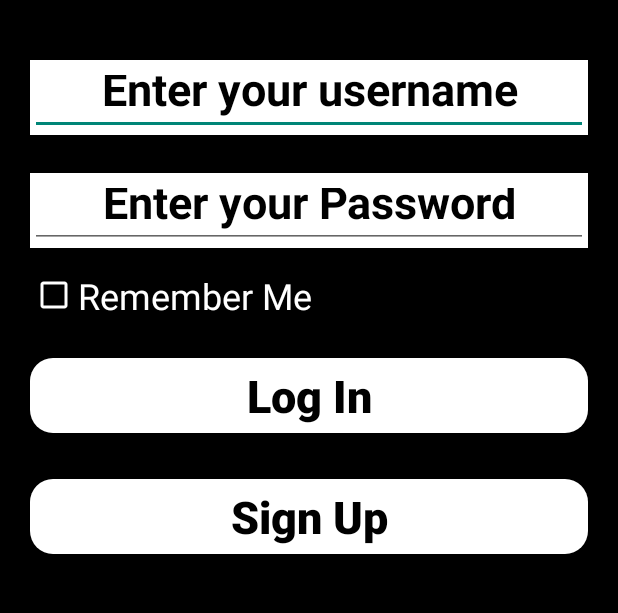
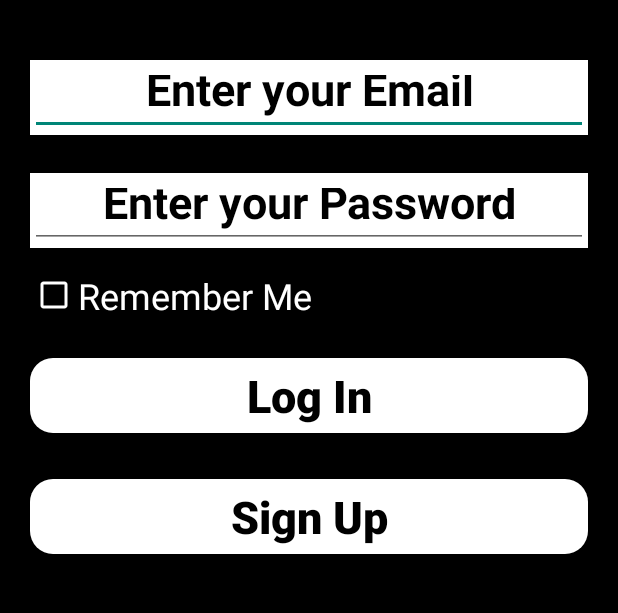
Before and after one commit to ireinman/Project_IOT_hike, an Android app: the screen it shows after launch (Log_in), on a phone screen of 412 x 824 dp, the part 405-1018 px from its top. Run offline under Robolectric (Android 15) with nearby library versions, the phone set to English and light mode, and no system bars; our stand-ins replace Firebase (no records; nobody signed in at launch, a user with empty details on screens opened directly).

```diff
--- a/app/build.gradle
+++ b/app/build.gradle
@@ -1,6 +1,7 @@
 plugins {
     id 'com.android.application'
     id 'com.chaquo.python'
+    id 'com.google.gms.google-services'
 }
 
 android {
@@ -20,7 +21,7 @@ android {
         }
 
         python {
-            buildPython "C:/Users/irein/AppData/Local/Programs/Python/Python38/python.exe"
+            buildPython "/Users/eyaltadmor/opt/anaconda3/bin/python"
             pip {
                 install "numpy"
                 install "scipy"
@@ -53,5 +54,6 @@ dependencies {
     implementation 'com.android.support.constraint:constraint-layout:2.0.4'
     implementation 'com.opencsv:opencsv:4.1'
     implementation 'androidx.constraintlayout:constraintlayout:2.1.4'
+    implementation 'com.google.firebase:firebase-auth-ktx:22.0.0'
 
 }
--- a/app/src/main/java/com/example/iotProject/Log_in.java
+++ b/app/src/main/java/com/example/iotProject/Log_in.java
@@ -1,14 +1,87 @@
 package com.example.iotProject;
 
+import android.content.Intent;
 import android.os.Bundle;
+import android.text.TextUtils;
+import android.view.View;
+import android.widget.Button;
+import android.widget.EditText;
+import android.widget.Toast;
 
+import androidx.annotation.NonNull;
 import androidx.appcompat.app.AppCompatActivity;
 
+import com.google.android.gms.tasks.OnCompleteListener;
+import com.google.android.gms.tasks.Task;
+import com.google.firebase.auth.AuthResult;
+import com.google.firebase.auth.FirebaseAuth;
+import com.google.firebase.auth.FirebaseUser;
+
 public class Log_in extends AppCompatActivity {
-
+    private FirebaseAuth mAuth;
+    private EditText emailEditText;
+    private EditText passwordEditText;
+    private Button loginButton;
+    private Button signUpButton;
     @Override
     protected void onCreate(Bundle savedInstanceState) {
         super.onCreate(savedInstanceState);
         setContentView(R.layout.activity_log_in);
+        mAuth = FirebaseAuth.getInstance();
+        emailEditText = findViewById(R.id.emailEditText);
+        passwordEditText = findViewById(R.id.passwordEditText);
+        loginButton = findViewById(R.id.logInButton);
+        signUpButton = findViewById(R.id.signUpButton);
+        signUpButton.setOnClickListener(new View.OnClickListener() {
+            @Override
+            public void onClick(View v) {
+                Intent intent = new Intent(getApplicationContext(), Sign_up.class);
+                startActivity(intent);
+                finish();
+            }
+        });
+        loginButton.setOnClickListener(new View.OnClickListener() {
+            @Override
+            public void onClick(View v) {
+                String email, password;
+                email = String.valueOf(emailEditText.getText());
+                password = String.valueOf(passwordEditText.getText());
+                if(TextUtils.isEmpty(email)){
+                    Toast.makeText(Log_in.this, "Enter Email", Toast.LENGTH_SHORT).show();
+                    return;
+                }
+                if(TextUtils.isEmpty(password)){
+                    Toast.makeText(Log_in.this, "Enter password", Toast.LENGTH_SHORT).show();
+                    return;
+                }
+                mAuth.signInWithEmailAndPassword(email, password)
+                        .addOnCompleteListener(new OnCompleteListener<AuthResult>() {
+                            @Override
+                            public void onComplete(@NonNull Task<AuthResult> task) {
+                                if (task.isSuccessful()) {
+                                    Toast.makeText(getApplicationContext(), " Login Successful", Toast.LENGTH_SHORT).show();
+                                    Intent intent = new Intent(getApplicationContext(), Home_screen.class);
+                                    startActivity(intent);
+                                    finish();
+                                } else {
+                                    // If sign in fails, display a message to the user.
+                                    Toast.makeText(Log_in.this, "Authentication failed.",
+                                            Toast.LENGTH_SHORT).show();
+                                }
+                            }
+                        });
+            }
+        });
+    }
+    @Override
+    public void onStart() {
+        super.onStart();
+        // Check if user is signed in (non-null) and update UI accordingly.
+        FirebaseUser currentUser = mAuth.getCurrentUser();
+        if(currentUser != null){
+            Intent intent = new Intent(getApplicationContext(), Home_screen.class);
+            startActivity(intent);
+            finish();
+        }
     }
 }
--- a/app/src/main/res/layout/activity_log_in.xml
+++ b/app/src/main/res/layout/activity_log_in.xml
@@ -32,12 +32,12 @@
         android:background="@color/white">
 
         <EditText
-            android:id="@+id/usernameEditText"
+            android:id="@+id/emailEditText"
             android:layout_width="match_parent"
             android:layout_height="wrap_content"
-            android:hint="Enter your username"
+            android:hint="@string/enter_your_email"
             android:gravity="center_horizontal"
-            android:inputType="text"
+            android:inputType="textEmailAddress"
             android:maxLines="1"
             android:singleLine="true"
             android:textStyle="bold"
@@ -55,7 +55,7 @@
         android:background="@color/white">
 
         <EditText
-            android:id="@+id/usernameEditText2"
+            android:id="@+id/passwordEditText"
             android:layout_width="match_parent"
             android:layout_height="wrap_content"
             android:hint="Enter your Password"
@@ -101,15 +101,16 @@
         android:gravity="center_horizontal">
 
         <Button
+            android:id="@+id/logInButton"
             android:layout_width="match_parent"
             android:layout_height="match_parent"
+            android:background="@drawable/rounded_corners"
+            android:gravity="center"
             android:text="Log In"
-            android:gravity="center"
+            android:textAllCaps="false"
+            android:textColor="#000000"
             android:textSize="30sp"
-            android:textStyle="bold"
-            android:textColor="#000000"
-            android:background="@drawable/rounded_corners"
-            android:textAllCaps="false"/>
+            android:textStyle="bold" />
 
     </LinearLayout>
 
@@ -122,15 +123,16 @@
         android:gravity="center_horizontal">
 
         <Button
+            android:id="@+id/signUpButton"
             android:layout_width="match_parent"
             android:layout_height="match_parent"
+            android:background="@drawable/rounded_corners"
+            android:gravity="center"
             android:text="Sign Up"
-            android:gravity="center"
+            android:textAllCaps="false"
+            android:textColor="#000000"
             android:textSize="30sp"
-            android:textStyle="bold"
-            android:textColor="#000000"
-            android:background="@drawable/rounded_corners"
-            android:textAllCaps="false"/>
+            android:textStyle="bold" />
 
     </LinearLayout>
 
--- a/app/src/main/res/values/strings.xml
+++ b/app/src/main/res/values/strings.xml
@@ -1,4 +1,5 @@
 <resources>
     <string name="app_name">Push Up Challenge</string>
     <string name="devices">Bluetooth Devices</string>
+    <string name="enter_your_email">Enter your Email</string>
 </resources>
--- a/build.gradle
+++ b/build.gradle
@@ -6,6 +6,7 @@ buildscript {
     }
     dependencies {
         classpath 'com.android.tools.build:gradle:7.1.3'
+        classpath 'com.google.gms:google-services:4.3.15'
 
         // NOTE: Do not place your application dependencies here; they belong
         // in the individual module build.gradle files
```
Also changed, not shown: app/src/main/java/com/example/iotProject/Sign_up.java (+58 -1 lines), app/src/main/res/layout/activity_sign_up.xml (+10 -9 lines).
